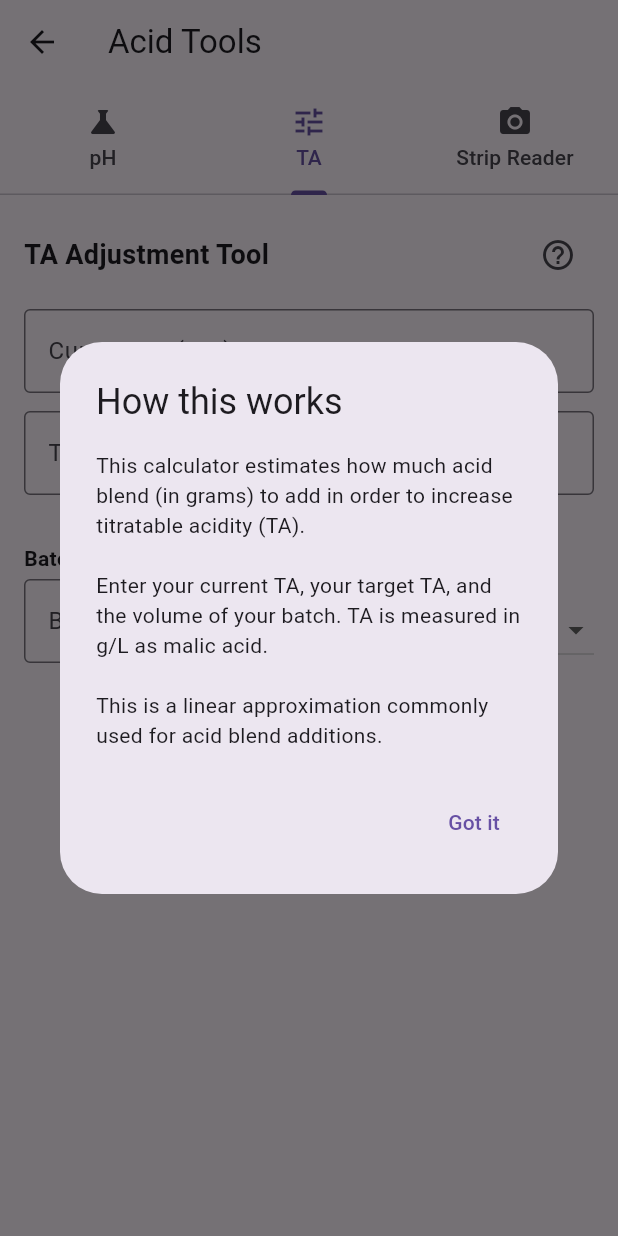
After one commit to mrcrunchybeans/cider-craft, a Flutter app: the AcidToolsPage screen opened directly, tab 2 chosen, after a tap on the "help outline" icon, on a phone screen of 412 x 824 dp. The commit adds this screen. Run offline on Flutter 3.47's test engine with Material 3 defaults, Android fonts, the phone set to English and light mode, and no system bars; our stand-ins replace fl_chart, hive, hive_flutter, logger; accounts and stored records are empty.

Commit message:
Added ph and TA acid calculator tabs, and a placeholder for the strip reader tab.

```diff
--- /dev/null
+++ b/lib/acid_tools/acid_tools_page.dart
@@ -0,0 +1,34 @@
+import 'package:flutter/material.dart';
+import 'ta_acid_calculator_tab.dart';
+import 'ph_acid_calculator_tab.dart';
+import 'strip_reader_tab.dart';
+
+class AcidToolsPage extends StatelessWidget {
+  const AcidToolsPage({super.key});
+
+  @override
+  Widget build(BuildContext context) {
+    return DefaultTabController(
+      length: 3,
+      child: Scaffold(
+        appBar: AppBar(
+          title: const Text("Acid Tools"),
+          bottom: const TabBar(
+            tabs: [
+              Tab(icon: Icon(Icons.science), text: "pH"),
+              Tab(icon: Icon(Icons.tune), text: "TA"),
+              Tab(icon: Icon(Icons.photo_camera), text: "Strip Reader"),
+            ],
+          ),
+        ),
+        body: const TabBarView(
+          children: [
+            PhAcidCalculatorTab(),
+            TaAcidCalculatorTab(),
+            StripReaderTab(),
+          ],
+        ),
+      ),
+    );
+  }
+}
--- /dev/null
+++ b/lib/acid_tools/ph_acid_calculator_tab.dart
@@ -0,0 +1,229 @@
+import 'package:flutter/material.dart';
+
+class PhAcidCalculatorTab extends StatefulWidget {
+  const PhAcidCalculatorTab({super.key});
+
+  @override
+  State<PhAcidCalculatorTab> createState() => _PhAcidCalculatorTabState();
+}
+
+class _PhAcidCalculatorTabState extends State<PhAcidCalculatorTab> {
+  final originalPH = TextEditingController();
+  final currentPH = TextEditingController();
+  final targetPH = TextEditingController();
+  final testVolume = TextEditingController(); // optional
+  final testAcid = TextEditingController();   // amount of acid used in test
+  final batchVolume = TextEditingController();
+
+  double? calculatedResult;
+  String selectedVolumeUnit = 'gal';
+  final List<String> volumeUnits = ['mL', 'L', 'gal'];
+
+  @override
+  void initState() {
+    super.initState();
+    for (var controller in [
+      originalPH,
+      currentPH,
+      targetPH,
+      testVolume,
+      testAcid,
+      batchVolume
+    ]) {
+      controller.addListener(_recalculate);
+    }
+  }
+
+  @override
+  void dispose() {
+    for (var controller in [
+      originalPH,
+      currentPH,
+      targetPH,
+      testVolume,
+      testAcid,
+      batchVolume
+    ]) {
+      controller.dispose();
+    }
+    super.dispose();
+  }
+
+  void _recalculate() {
+    final oPH = double.tryParse(originalPH.text);
+    final cPH = double.tryParse(currentPH.text);
+    final tPH = double.tryParse(targetPH.text);
+    final testV = double.tryParse(testVolume.text);
+    final testA = double.tryParse(testAcid.text);
+    final batchV = double.tryParse(batchVolume.text);
+
+    if ([oPH, cPH, tPH, testA, batchV].contains(null)) {
+      setState(() => calculatedResult = null);
+      return;
+    }
+
+    final effectiveTestVol = testV ?? 100.0; // mL
+    final pHChange = cPH! - oPH!;
+    final targetDelta = tPH! - cPH;
+
+    if (pHChange == 0 || effectiveTestVol == 0) {
+      setState(() => calculatedResult = null);
+      return;
+    }
+
+    final acidPerPHUnitPerML = testA! / pHChange / effectiveTestVol;
+
+    // Convert batch volume to mL
+    double batchVolumeML = batchV!;
+    if (selectedVolumeUnit == 'gal') batchVolumeML *= 3785.41;
+    if (selectedVolumeUnit == 'L') batchVolumeML *= 1000;
+
+    final neededAcid = acidPerPHUnitPerML * targetDelta * batchVolumeML;
+
+    setState(() => calculatedResult = neededAcid);
+  }
+
+  @override
+  Widget build(BuildContext context) {
+    return Padding(
+      padding: const EdgeInsets.all(16),
+      child: ListView(
+        children: [
+          Row(
+            children: [
+              const Expanded(
+                child: Text(
+                  "pH Adjustment Tool",
+                  style: TextStyle(fontSize: 18, fontWeight: FontWeight.bold),
+                ),
+              ),
+              IconButton(
+                icon: const Icon(Icons.help_outline),
+                tooltip: "How this works",
+                onPressed: () => showDialog(
+                  context: context,
+                  builder: (_) => AlertDialog(
+                    title: const Text("How this works"),
+                    content: const Text(
+                        "This tool helps you estimate how much acid blend to add to your full batch "
+                        "to reach a target pH — based on real-world testing.\n\n"
+                        "pH is not linear, and the effect of acid depends on many factors including buffering, "
+                        "acid type, and liquid composition. So this tool uses a small-scale test to calculate the actual effect.\n\n"
+                        "👉 Steps:\n"
+                        "1. Measure the original pH of a small test batch.\n"
+                        "2. Add a known amount of acid and measure the new pH.\n"
+                        "3. Enter those values here, plus your target pH and total batch volume.\n\n"
+                        "If no test volume is entered, we assume 100 mL.\n\n"
+                        "💡 Why this works: It uses the pH shift in your test batch to estimate how much acid would "
+                        "create a similar shift in the full batch, taking into account your specific ingredients.",
+                      ),
+
+                    actions: [
+                      TextButton(
+                        child: const Text("Got it"),
+                        onPressed: () => Navigator.of(context).pop(),
+                      )
+                    ],
+                  ),
+                ),
+              ),
+            ],
+          ),
+          const SizedBox(height: 12),
+          _buildField(originalPH, "Original pH (before acid added)"),
+          _buildField(currentPH, "Current pH (after test acid added)"),
+          _buildField(targetPH, "Target pH (desired)"),
+
+          const SizedBox(height: 16),
+          const Text("Optional Test Details:",
+              style: TextStyle(fontWeight: FontWeight.bold)),
+          const SizedBox(height: 4),
+          const Text(
+            "To improve accuracy, enter how much acid you added during your test and the size of that test batch (in mL). If no test volume is entered, 100 mL is assumed.",
+            style: TextStyle(fontSize: 13, fontStyle: FontStyle.italic),
+          ),
+          const SizedBox(height: 8),
+          _buildField(testAcid, "Acid added in test (grams)"),
+          _buildField(testVolume, "Test batch volume (mL, optional)"),
+
+          const SizedBox(height: 20),
+          const Divider(),
+          const SizedBox(height: 12),
+
+          const Text("Full Batch Details:",
+              style: TextStyle(fontWeight: FontWeight.bold)),
+          const SizedBox(height: 4),
+          Row(
+            children: [
+              Expanded(child: _buildField(batchVolume, "Batch volume")),
+              const SizedBox(width: 12),
+              DropdownButton<String>(
+                value: selectedVolumeUnit,
+                borderRadius: BorderRadius.circular(10),
+                onChanged: (val) {
+                  setState(() {
+                    selectedVolumeUnit = val!;
+                    _recalculate();
+                  });
+                },
+                items: volumeUnits
+                    .map((unit) =>
+                        DropdownMenuItem(value: unit, child: Text(unit)))
+                    .toList(),
+              ),
+            ],
+          ),
+          const SizedBox(height: 24),
+
+          if (calculatedResult != null)
+  Row(
+    crossAxisAlignment: CrossAxisAlignment.start,
+    children: [
+      Expanded(
+        child: Container(
+          padding: const EdgeInsets.all(16),
+          decoration: BoxDecoration(
+            color: Colors.grey.shade100,
+            border: Border.all(color: Colors.grey.shade300),
+            borderRadius: BorderRadius.circular(8),
+          ),
+          child: Text(
+            "Add ${calculatedResult!.toStringAsFixed(2)} grams of acid blend to your full batch.",
+            style: const TextStyle(fontSize: 16),
+          ),
+        ),
+      ),
+      const SizedBox(width: 8),
+      Tooltip(
+        message:
+          "Formula:\n"
+          "Acid needed = (Acid in test / ΔpH in test / test volume) × ΔpH to target × full batch volume\n\n"
+          "All volumes are converted to mL.",
+        child: const Icon(Icons.info_outline),
+      ),
+    ],
+  ),
+
+        ],
+      ),
+    );
+  }
+
+  Widget _buildField(TextEditingController controller, String label) {
+    return Padding(
+      padding: const EdgeInsets.only(bottom: 12),
+      child: TextField(
+        controller: controller,
+        keyboardType: const TextInputType.numberWithOptions(decimal: true),
+        decoration: InputDecoration(
+          labelText: label,
+          border: const OutlineInputBorder(),
+        ),
+        onTap: () => controller.selection = TextSelection(
+          baseOffset: 0,
+          extentOffset: controller.text.length,
+        ),
+      ),
+    );
+  }
+}
--- /dev/null
+++ b/lib/acid_tools/ta_acid_calculator_tab.dart
@@ -0,0 +1,186 @@
+import 'package:flutter/material.dart';
+
+class TaAcidCalculatorTab extends StatefulWidget {
+  const TaAcidCalculatorTab({super.key});
+
+  @override
+  State<TaAcidCalculatorTab> createState() => _TaAcidCalculatorTabState();
+}
+
+class _TaAcidCalculatorTabState extends State<TaAcidCalculatorTab> {
+  final currentTA = TextEditingController();
+  final targetTA = TextEditingController();
+  final batchVolume = TextEditingController();
+  String selectedVolumeUnit = 'gal';
+
+  final List<String> volumeUnits = ['mL', 'L', 'gal'];
+  double? neededGrams;
+
+  @override
+  void initState() {
+    super.initState();
+    for (var controller in [currentTA, targetTA, batchVolume]) {
+      controller.addListener(_recalculate);
+    }
+  }
+
+  @override
+  void dispose() {
+    for (var controller in [currentTA, targetTA, batchVolume]) {
+      controller.dispose();
+    }
+    super.dispose();
+  }
+
+  void _recalculate() {
+    final current = double.tryParse(currentTA.text);
+    final target = double.tryParse(targetTA.text);
+    final volume = double.tryParse(batchVolume.text);
+
+    if (current == null || target == null || volume == null) {
+      setState(() => neededGrams = null);
+      return;
+    }
+
+    final deltaTA = target - current;
+    if (deltaTA <= 0) {
+      setState(() => neededGrams = 0);
+      return;
+    }
+
+    // Convert volume to liters
+    double volumeLiters = volume;
+    if (selectedVolumeUnit == 'mL') volumeLiters /= 1000;
+    if (selectedVolumeUnit == 'gal') volumeLiters *= 3.78541;
+
+    // TA is in g/L as malic acid. So g = deltaTA * L
+    final gramsNeeded = deltaTA * volumeLiters;
+
+    setState(() => neededGrams = gramsNeeded);
+  }
+
+  @override
+  Widget build(BuildContext context) {
+    return Padding(
+      padding: const EdgeInsets.all(16),
+      child: ListView(
+        children: [
+          Row(
+            children: [
+              const Expanded(
+                child: Text(
+                  "TA Adjustment Tool",
+                  style: TextStyle(fontSize: 18, fontWeight: FontWeight.bold),
+                ),
+              ),
+              IconButton(
+                icon: const Icon(Icons.help_outline),
+                tooltip: "How this works",
+                onPressed: () => showDialog(
+                  context: context,
+                  builder: (_) => AlertDialog(
+                    title: const Text("How this works"),
+                    content: const Text(
+                      "This calculator estimates how much acid blend (in grams) to add in order to increase titratable acidity (TA).\n\n"
+                      "Enter your current TA, your target TA, and the volume of your batch. TA is measured in g/L as malic acid.\n\n"
+                      "This is a linear approximation commonly used for acid blend additions.",
+                    ),
+                    actions: [
+                      TextButton(
+                        child: const Text("Got it"),
+                        onPressed: () => Navigator.of(context).pop(),
+                      )
+                    ],
+                  ),
+                ),
+              ),
+            ],
+          ),
+          const SizedBox(height: 12),
+          _buildField(currentTA, "Current TA (g/L)"),
+          _buildField(targetTA, "Target TA (g/L)"),
+
+          const SizedBox(height: 20),
+          const Text("Batch Volume:",
+              style: TextStyle(fontWeight: FontWeight.bold)),
+          const SizedBox(height: 4),
+          Row(
+            children: [
+              Expanded(child: _buildField(batchVolume, "Batch volume")),
+              const SizedBox(width: 12),
+              DropdownButton<String>(
+                value: selectedVolumeUnit,
+                borderRadius: BorderRadius.circular(10),
+                onChanged: (val) {
+                  setState(() {
+                    selectedVolumeUnit = val!;
+                    _recalculate();
+                  });
+                },
+                items: volumeUnits
+                    .map((unit) =>
+                        DropdownMenuItem(value: unit, child: Text(unit)))
+                    .toList(),
+              ),
+            ],
+          ),
+          const SizedBox(height: 24),
+
+         if (neededGrams != null)
+  Row(
+    crossAxisAlignment: CrossAxisAlignment.start,
+    children: [
+      Expanded(
+        child: Container(
+          padding: const EdgeInsets.all(16),
+          decoration: BoxDecoration(
+            color: Colors.grey.shade100,
+            border: Border.all(color: Colors.grey.shade300),
+            borderRadius: BorderRadius.circular(8),
+          ),
+          child: Text(
+            neededGrams == 0
+                ? "Your current TA is already at or above the target."
+                : "Add ${neededGrams!.toStringAsFixed(2)} grams of acid blend.",
+            style: const TextStyle(fontSize: 16),
+          ),
+        ),
+      ),
+      const SizedBox(width: 8),
+      Tooltip(
+        message: "Formula:\n"
+            "grams = (Target TA - Current TA) × Volume\n\n"
+            "• TA in g/L (as malic acid)\n"
+            "• Volume is converted to liters\n"
+            "• Assumes 1 g acid blend raises TA by 1 g/L per L",
+        child: const Icon(Icons.info_outline),
+      ),
+    ],
+  ),
+
+
+        ],
+      ),
+
+    );
+
+  }
+
+  Widget _buildField(TextEditingController controller, String label) {
+    return Padding(
+      padding: const EdgeInsets.only(bottom: 12),
+      child: TextField(
+        controller: controller,
+        keyboardType: const TextInputType.numberWithOptions(decimal: true),
+        decoration: InputDecoration(
+          labelText: label,
+          border: const OutlineInputBorder(),
+        ),
+        onTap: () => controller.selection = TextSelection(
+          baseOffset: 0,
+          extentOffset: controller.text.length,
+        ),
+      ),
+    );
+  }
+}
--- a/lib/tools_page.dart
+++ b/lib/tools_page.dart
@@ -6,6 +6,7 @@ import 'gravity_adjuster_page.dart';
 import 'sg_correction_page.dart';
 import 'so2_calculator_page.dart';
 import 'unit_converter_page.dart';
+import 'acid_tools/acid_tools_page.dart';
 
 class ToolsPage extends StatelessWidget {
   const ToolsPage({super.key});
@@ -19,6 +20,7 @@ class ToolsPage extends StatelessWidget {
       ToolData("FSU Calculator", Icons.bubble_chart, const FSUCalculatorTab()),
       ToolData("Gravity Adjuster", Icons.scale, const GravityAdjustTool()),
       ToolData("Bubble Counter", Icons.av_timer, const BubbleCounterTab()),
+      ToolData("Acid Tools", Icons.ac_unit, const AcidToolsPage()),
       ToolData(
         "Unit Converter",
         Icons.swap_horiz,
@@ -46,12 +48,17 @@ ToolData(
             child: ListTile(
               contentPadding: const EdgeInsets.symmetric(horizontal: 16, vertical: 10),
               leading: Icon(tool.icon, size: 30, color: Theme.of(context).colorScheme.primary),
-              title: Text(tool.name, style: Theme.of(context).textTheme.titleMedium),
+              title: Text(
+                tool.name,
+                style: Theme.of(context).textTheme.titleMedium,
+              ),
               trailing: const Icon(Icons.chevron_right),
-              onTap: () => Navigator.push(
+              onTap: () {
+                Navigator.push(
                   context,
                   MaterialPageRoute(builder: (_) => tool.page),
-              ),
+                );
+              },
             ),
           );
         },
```
Also changed, not shown: lib/acid_tools/strip_reader_tab.dart (added, +126 -0 lines), lib/unit_converter_page.dart (+6 -2 lines), lib/main.dart (line endings or trailing spaces). Lines whose indentation alone changed are shown as unchanged.
